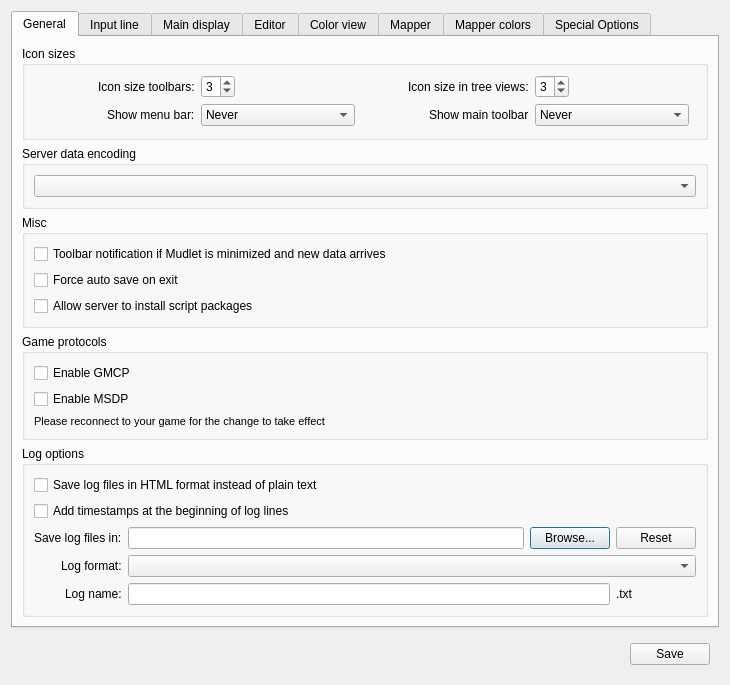
Above: src/ui/profile_preferences.ui from Mudlet/Mudlet before the change. Below: the same form after it.
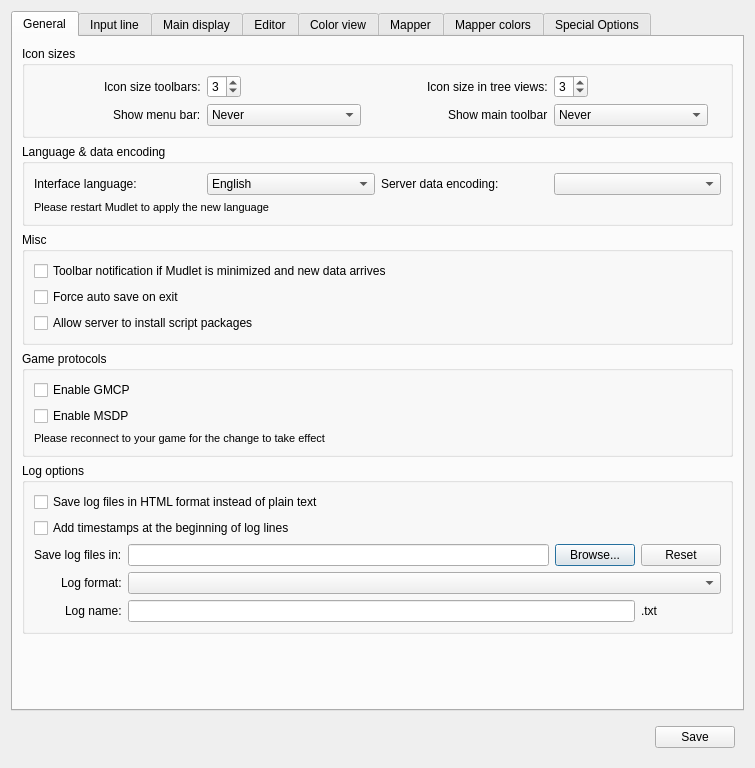
That is the form after the change. Icons and pictures are not drawn. Custom widgets are drawn as their Qt base class.

Commit message: Enable i18n interface language selection & remove bundled lua-yajl (#1975)

What changed in the file:
```diff
--- a/src/ui/profile_preferences.ui
+++ b/src/ui/profile_preferences.ui
@@ -6,8 +6,8 @@
    <rect>
     <x>0</x>
     <y>0</y>
-    <width>730</width>
-    <height>611</height>
+    <width>755</width>
+    <height>768</height>
    </rect>
   </property>
   <property name="sizePolicy">
@@ -23,8 +23,8 @@
    <iconset resource="../mudlet.qrc">
     <normaloff>:/icons/mudlet_configure.png</normaloff>:/icons/mudlet_configure.png</iconset>
   </property>
-  <layout class="QVBoxLayout" name="verticalLayout_2">
-   <item>
+  <layout class="QGridLayout" name="gridLayout_19">
+   <item row="0" column="0">
     <widget class="QTabWidget" name="tabWidget">
      <property name="enabled">
       <bool>true</bool>
@@ -54,175 +54,7 @@
       <attribute name="title">
        <string>General</string>
       </attribute>
-      <layout class="QGridLayout" name="gridLayout_19">
-       <item row="0" column="0">
-        <widget class="QGroupBox" name="groupBox_iconsAndToolbars">
-         <property name="sizePolicy">
-          <sizepolicy hsizetype="Expanding" vsizetype="Expanding">
-           <horstretch>0</horstretch>
-           <verstretch>0</verstretch>
-          </sizepolicy>
-         </property>
-         <property name="title">
-          <string>Icon sizes</string>
-         </property>
-         <layout class="QGridLayout" name="gridLayout_4">
-          <item row="0" column="0" alignment="Qt::AlignRight">
-           <widget class="QLabel" name="label_mainIconSize">
-            <property name="text">
-             <string>Icon size toolbars:</string>
-            </property>
-           </widget>
-          </item>
-          <item row="0" column="1" alignment="Qt::AlignLeft">
-           <widget class="QSpinBox" name="MainIconSize">
-            <property name="specialValueText">
-             <string/>
-            </property>
-            <property name="minimum">
-             <number>1</number>
-            </property>
-            <property name="maximum">
-             <number>4</number>
-            </property>
-            <property name="value">
-             <number>3</number>
-            </property>
-           </widget>
-          </item>
-          <item row="0" column="2" alignment="Qt::AlignRight">
-           <widget class="QLabel" name="label_33">
-            <property name="text">
-             <string>Icon size in tree views:</string>
-            </property>
-           </widget>
-          </item>
-          <item row="0" column="3" alignment="Qt::AlignLeft">
-           <widget class="QSpinBox" name="TEFolderIconSize">
-            <property name="minimum">
-             <number>1</number>
-            </property>
-            <property name="maximum">
-             <number>4</number>
-            </property>
-            <property name="value">
-             <number>3</number>
-            </property>
-           </widget>
-          </item>
-          <item row="1" column="0" alignment="Qt::AlignRight">
-           <widget class="QLabel" name="label_menuBarVisiblity">
-            <property name="text">
-             <string>Show menu bar:</string>
-            </property>
-           </widget>
-          </item>
-          <item row="1" column="1" alignment="Qt::AlignLeft">
-           <widget class="QComboBox" name="comboBox_menuBarVisibility">
-            <property name="currentIndex">
-             <number>0</number>
-            </property>
-            <item>
-             <property name="text">
-              <string>Never</string>
-             </property>
-            </item>
-            <item>
-             <property name="text">
-              <string>Until a profile is loaded</string>
-             </property>
-            </item>
-            <item>
-             <property name="text">
-              <string>Always</string>
-             </property>
-            </item>
-           </widget>
-          </item>
-          <item row="1" column="2" alignment="Qt::AlignRight">
-           <widget class="QLabel" name="label_toolBarVisibility">
-            <property name="text">
-             <string>Show main toolbar</string>
-            </property>
-           </widget>
-          </item>
-          <item row="1" column="3" alignment="Qt::AlignLeft">
-           <widget class="QComboBox" name="comboBox_toolBarVisibility">
-            <property name="currentIndex">
-             <number>0</number>
-            </property>
-            <item>
-             <property name="text">
-              <string>Never</string>
-             </property>
-            </item>
-            <item>
-             <property name="text">
-              <string>Until a profile is loaded</string>
-             </property>
-            </item>
-            <item>
-             <property name="text">
-              <string>Always</string>
-             </property>
-            </item>
-           </widget>
-          </item>
-         </layout>
-        </widget>
-       </item>
-       <item row="1" column="0">
-        <widget class="QGroupBox" name="groupBox_encoding">
-         <property name="enabled">
-          <bool>true</bool>
-         </property>
-         <property name="title">
-          <string>Server data encoding</string>
-         </property>
-         <layout class="QVBoxLayout" name="verticalLayout_7">
-          <item>
-           <widget class="QComboBox" name="comboBox_encoding">
-            <property name="enabled">
-             <bool>true</bool>
-            </property>
-            <property name="toolTip">
-             <string>&lt;p&gt;If you are playing a non-English game and seeing � instead of text, or special letters like &lt;span style=&quot; font-weight:600;&quot;&gt;ñ&lt;/span&gt; aren't showing right - try changing the encoding to UTF-8 or to one suggested by your game.&lt;/p&gt;&lt;p&gt;Note: While this will allow Mudlet to show text in other languages, internalisation is still in development so triggers or Lua code won't work yet.&lt;/p&gt;</string>
-            </property>
-           </widget>
-          </item>
-         </layout>
-        </widget>
-       </item>
-       <item row="2" column="0">
-        <widget class="QGroupBox" name="groupBox_miscellaneous">
-         <property name="title">
-          <string>Misc</string>
-         </property>
-         <layout class="QVBoxLayout" name="verticalLayout">
-          <item>
-           <widget class="QCheckBox" name="mAlertOnNewData">
-            <property name="text">
-             <string>Toolbar notification if Mudlet is minimized and new data arrives</string>
-            </property>
-           </widget>
-          </item>
-          <item>
-           <widget class="QCheckBox" name="mFORCE_SAVE_ON_EXIT">
-            <property name="text">
-             <string>Force auto save on exit</string>
-            </property>
-           </widget>
-          </item>
-          <item>
-           <widget class="QCheckBox" name="acceptServerGUI">
-            <property name="text">
-             <string>Allow server to install script packages</string>
-            </property>
-           </widget>
-          </item>
-         </layout>
-        </widget>
-       </item>
+      <layout class="QGridLayout" name="gridLayout_16">
        <item row="3" column="0">
         <widget class="QGroupBox" name="groupBox_protocols">
          <property name="title">
@@ -276,6 +108,36 @@
          </layout>
         </widget>
        </item>
+       <item row="2" column="0">
+        <widget class="QGroupBox" name="groupBox_miscellaneous">
+         <property name="title">
+          <string>Misc</string>
+         </property>
+         <layout class="QVBoxLayout" name="verticalLayout">
+          <item>
+           <widget class="QCheckBox" name="mAlertOnNewData">
+            <property name="text">
+             <string>Toolbar notification if Mudlet is minimized and new data arrives</string>
+            </property>
+           </widget>
+          </item>
+          <item>
+           <widget class="QCheckBox" name="mFORCE_SAVE_ON_EXIT">
+            <property name="text">
+             <string>Force auto save on exit</string>
+            </property>
+           </widget>
+          </item>
+          <item>
+           <widget class="QCheckBox" name="acceptServerGUI">
+            <property name="text">
+             <string>Allow server to install script packages</string>
+            </property>
+           </widget>
+          </item>
+         </layout>
+        </widget>
+       </item>
        <item row="4" column="0">
         <widget class="QGroupBox" name="groupBox_logOptions">
          <property name="title">
@@ -376,6 +238,189 @@
          </layout>
         </widget>
        </item>
+       <item row="1" column="0">
+        <widget class="QGroupBox" name="groupBox_encoding">
+         <property name="enabled">
+          <bool>true</bool>
+         </property>
+         <property name="title">
+          <string>Language &amp;&amp; data encoding</string>
+         </property>
+         <layout class="QGridLayout" name="gridLayout_20">
+          <item row="0" column="0">
+           <widget class="QLabel" name="label_guiLanguage">
+            <property name="text">
+             <string>Interface language:</string>
+            </property>
+           </widget>
+          </item>
+          <item row="0" column="1">
+           <widget class="QComboBox" name="comboBox_guiLanguage">
+            <property name="toolTip">
+             <string>&lt;p&gt;Can you help translate Mudlet? &lt;span style=&quot;font-weight:600;&quot;&gt;bit.ly/translate-mudlet&lt;/span&gt;&lt;/p&gt;</string>
+            </property>
+            <item>
+             <property name="text">
+              <string>English</string>
+             </property>
+            </item>
+           </widget>
+          </item>
+          <item row="0" column="2">
+           <widget class="QLabel" name="label_encoding">
+            <property name="text">
+             <string>Server data encoding:</string>
+            </property>
+           </widget>
+          </item>
+          <item row="0" column="3">
+           <widget class="QComboBox" name="comboBox_encoding">
+            <property name="enabled">
+             <bool>true</bool>
+            </property>
+            <property name="toolTip">
+             <string>&lt;p&gt;If you are playing a non-English game and seeing � instead of text, or special letters like &lt;span style=&quot; font-weight:600;&quot;&gt;ñ&lt;/span&gt; aren't showing right - try changing the encoding to UTF-8 or to one suggested by your game.&lt;/p&gt;&lt;p&gt;Note: While this will allow Mudlet to show text in other languages, internalisation is still in development so triggers or Lua code won't work yet.&lt;/p&gt;</string>
+            </property>
+           </widget>
+          </item>
+          <item row="1" column="0" colspan="4">
+           <widget class="QLabel" name="label_languageChangeWarning">
+            <property name="font">
+             <font>
+              <pointsize>8</pointsize>
+             </font>
+            </property>
+            <property name="text">
+             <string>Please restart Mudlet to apply the new language</string>
+            </property>
+           </widget>
+          </item>
+         </layout>
+        </widget>
+       </item>
+       <item row="0" column="0">
+        <widget class="QGroupBox" name="groupBox_iconsAndToolbars">
+         <property name="title">
+          <string>Icon sizes</string>
+         </property>
+         <layout class="QGridLayout" name="gridLayout_4">
+          <item row="0" column="0" alignment="Qt::AlignRight">
+           <widget class="QLabel" name="label_mainIconSize">
+            <property name="text">
+             <string>Icon size toolbars:</string>
+            </property>
+           </widget>
+          </item>
+          <item row="0" column="1" alignment="Qt::AlignLeft">
+           <widget class="QSpinBox" name="MainIconSize">
+            <property name="specialValueText">
+             <string/>
+            </property>
+            <property name="minimum">
+             <number>1</number>
+            </property>
+            <property name="maximum">
+             <number>4</number>
+            </property>
+            <property name="value">
+             <number>3</number>
+            </property>
+           </widget>
+          </item>
+          <item row="0" column="2" alignment="Qt::AlignRight">
+           <widget class="QLabel" name="label_33">
+            <property name="text">
+             <string>Icon size in tree views:</string>
+            </property>
+           </widget>
+          </item>
+          <item row="0" column="3" alignment="Qt::AlignLeft">
+           <widget class="QSpinBox" name="TEFolderIconSize">
+            <property name="minimum">
+             <number>1</number>
+            </property>
+            <property name="maximum">
+             <number>4</number>
+            </property>
+            <property name="value">
+             <number>3</number>
+            </property>
+           </widget>
+          </item>
+          <item row="1" column="0" alignment="Qt::AlignRight">
+           <widget class="QLabel" name="label_menuBarVisiblity">
+            <property name="text">
+             <string>Show menu bar:</string>
+            </property>
+           </widget>
+          </item>
+          <item row="1" column="1" alignment="Qt::AlignLeft">
+           <widget class="QComboBox" name="comboBox_menuBarVisibility">
+            <property name="currentIndex">
+             <number>0</number>
+            </property>
+            <item>
+             <property name="text">
+              <string>Never</string>
+             </property>
+            </item>
+            <item>
+             <property name="text">
+              <string>Until a profile is loaded</string>
+             </property>
+            </item>
+            <item>
+             <property name="text">
+              <string>Always</string>
+             </property>
+            </item>
+           </widget>
+          </item>
+          <item row="1" column="2" alignment="Qt::AlignRight">
+           <widget class="QLabel" name="label_toolBarVisibility">
+            <property name="text">
+             <string>Show main toolbar</string>
+            </property>
+           </widget>
+          </item>
+          <item row="1" column="3" alignment="Qt::AlignLeft">
+           <widget class="QComboBox" name="comboBox_toolBarVisibility">
+            <property name="currentIndex">
+             <number>0</number>
+            </property>
+            <item>
+             <property name="text">
+              <string>Never</string>
+             </property>
+            </item>
+            <item>
+             <property name="text">
+              <string>Until a profile is loaded</string>
+             </property>
+            </item>
+            <item>
+             <property name="text">
+              <string>Always</string>
+             </property>
+            </item>
+           </widget>
+          </item>
+         </layout>
+        </widget>
+       </item>
+       <item row="5" column="0">
+        <spacer name="verticalSpacer">
+         <property name="orientation">
+          <enum>Qt::Vertical</enum>
+         </property>
+         <property name="sizeHint" stdset="0">
+          <size>
+           <width>20</width>
+           <height>40</height>
+          </size>
+         </property>
+        </spacer>
+       </item>
       </layout>
      </widget>
      <widget class="QWidget" name="tab_inputLine">
@@ -2443,7 +2488,7 @@
      </widget>
     </widget>
    </item>
-   <item>
+   <item row="1" column="0">
     <widget class="QWidget" name="widget_bottom" native="true">
      <property name="sizePolicy">
       <sizepolicy hsizetype="Expanding" vsizetype="Fixed">
@@ -2459,8 +2504,8 @@
         </property>
         <property name="sizeHint" stdset="0">
          <size>
-          <width>447</width>
-          <height>17</height>
+          <width>444</width>
+          <height>21</height>
          </size>
         </property>
        </spacer>
```
The commit also changes 26 other files.
